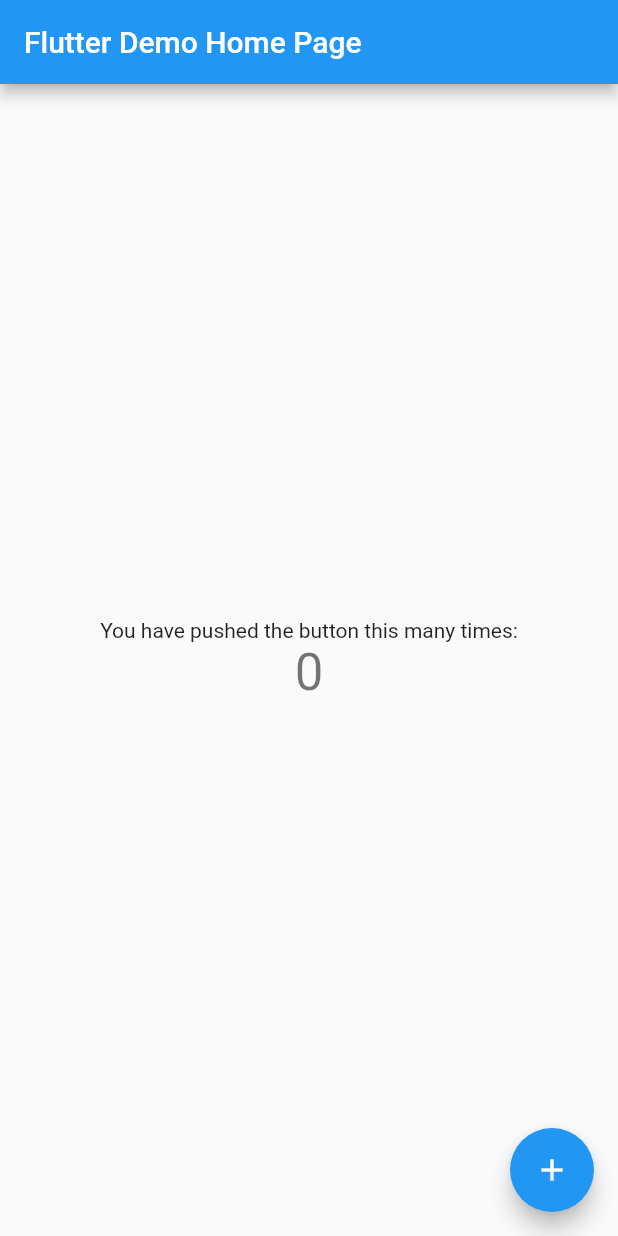
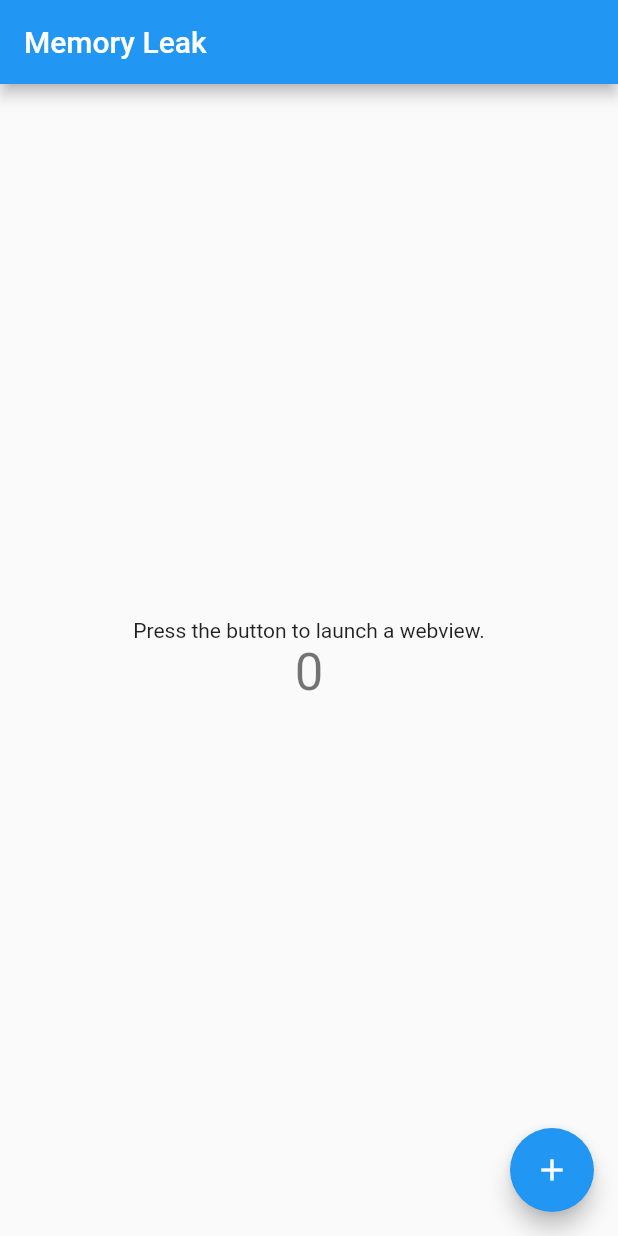
Before and after one commit to alexmarkley/flutter-webview-memoryleak, a Flutter app: the screen it shows after launch, on a phone screen of 412 x 824 dp. Run offline on Flutter 3.47's test engine with Material 2 defaults, Android fonts, the phone set to English and light mode, and no system bars; our stand-ins replace webview_flutter.

Commit message:
demo FLTJavaScriptChannel memory leak for https://github.com/flutter/flutter/issues/62579

```diff
--- a/lib/main.dart
+++ b/lib/main.dart
@@ -1,4 +1,5 @@
 import 'package:flutter/material.dart';
+import 'package:flutter_webview_memoryleak/WebViewTest.dart';
 
 void main() {
   runApp(MyApp());
@@ -26,7 +27,7 @@ class MyApp extends StatelessWidget {
         // closer together (more dense) than on mobile platforms.
         visualDensity: VisualDensity.adaptivePlatformDensity,
       ),
-      home: MyHomePage(title: 'Flutter Demo Home Page'),
+      home: MyHomePage(title: 'Memory Leak'),
     );
   }
 }
@@ -61,6 +62,10 @@ class _MyHomePageState extends State<MyHomePage> {
       // called again, and so nothing would appear to happen.
       _counter++;
     });
+    Navigator.push(
+      context,
+      MaterialPageRoute(builder: (context) => WebViewTest()),
+    );
   }
 
   @override
@@ -98,7 +103,7 @@ class _MyHomePageState extends State<MyHomePage> {
           mainAxisAlignment: MainAxisAlignment.center,
           children: <Widget>[
             Text(
-              'You have pushed the button this many times:',
+              'Press the button to launch a webview.',
             ),
             Text(
               '$_counter',
--- a/pubspec.yaml
+++ b/pubspec.yaml
@@ -23,6 +23,7 @@ environment:
 dependencies:
   flutter:
     sdk: flutter
+  webview_flutter: ^0.3.22+1
 
 
   # The following adds the Cupertino Icons font to your application.
```
Also changed, not shown: lib/WebViewTest.dart (added, +42 -0 lines), pubspec.lock, 7 other files.
